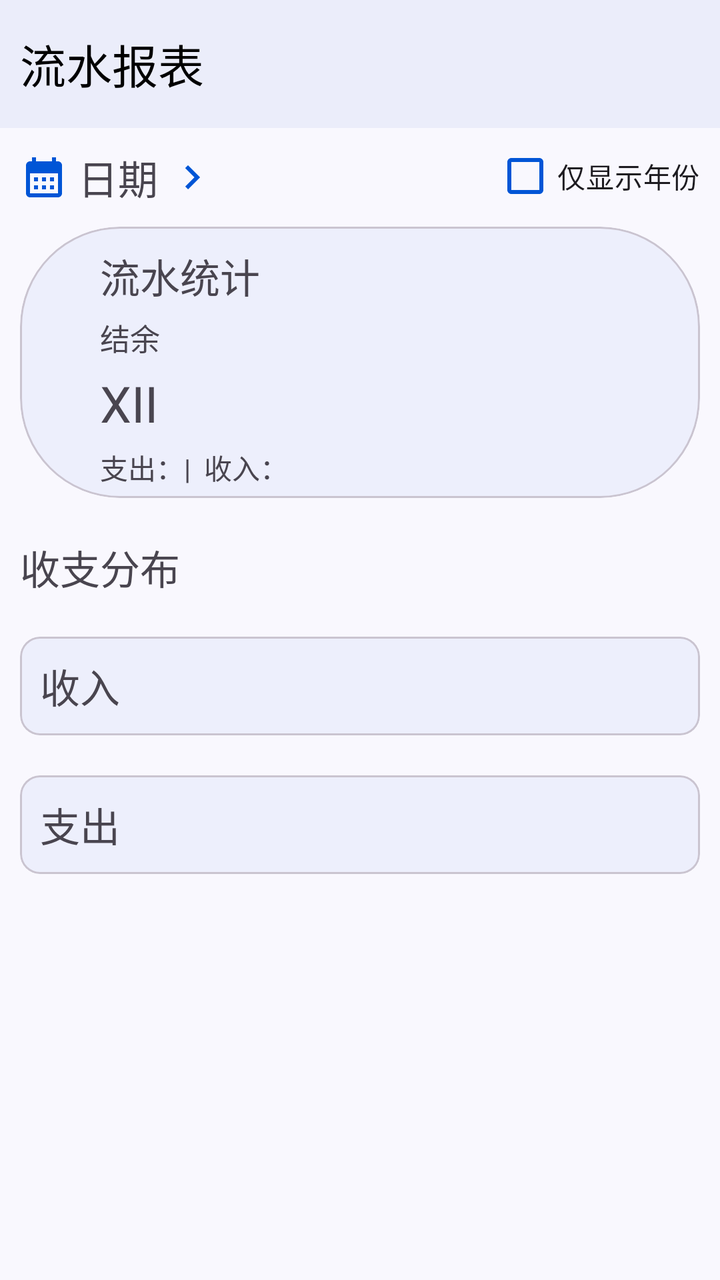
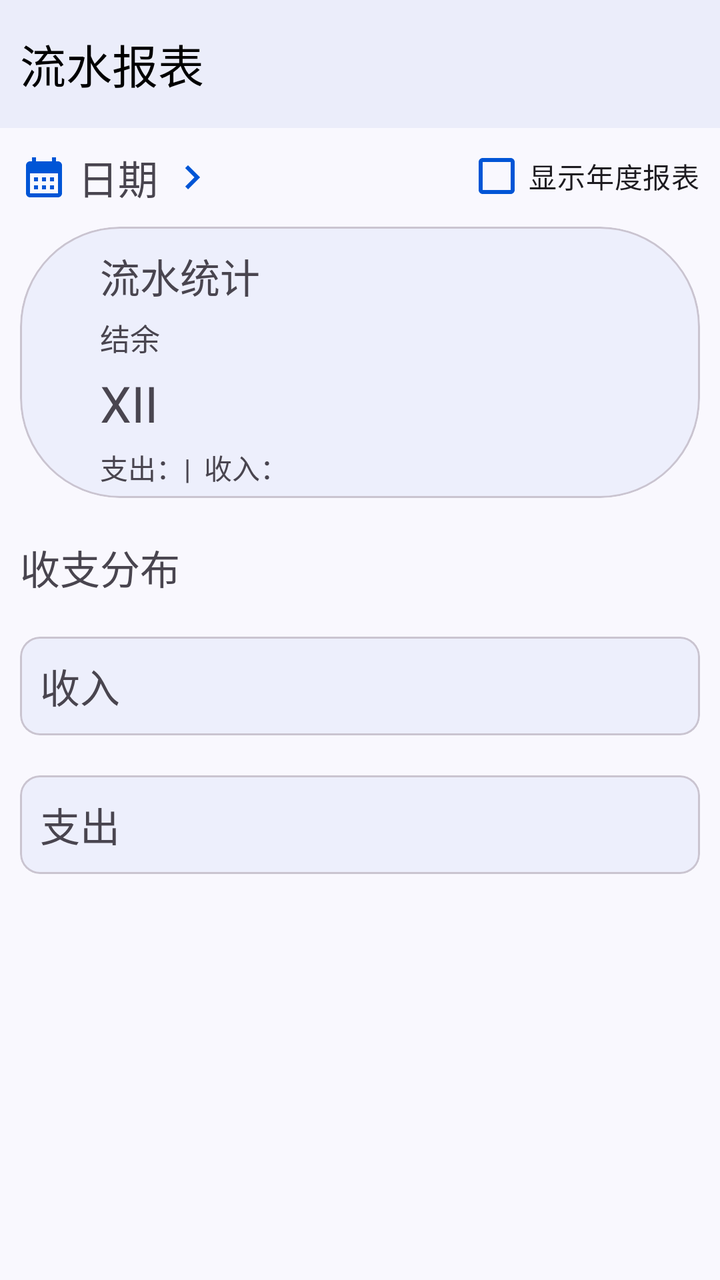

Two renders of the same Android screen: before a commit and after it. Below are the layout's source before the change and the commit's diff.
<!-- AndroidManifest.xml: application theme Theme.ProjectManager -->
<!-- res/layout/activity_report.xml -->
<?xml version="1.0" encoding="utf-8"?>
<androidx.constraintlayout.widget.ConstraintLayout xmlns:android="http://schemas.android.com/apk/res/android"
    xmlns:app="http://schemas.android.com/apk/res-auto"
    xmlns:tools="http://schemas.android.com/tools"
    android:id="@+id/main"
    style="@style/PageStyle"
    android:layout_width="match_parent"
    android:layout_height="match_parent"
    android:fitsSystemWindows="true"
    tools:context=".ui.bookkeeping.report.ReportActivity">

    <androidx.appcompat.widget.Toolbar
        android:id="@+id/report_toolbar"
        android:layout_width="match_parent"
        android:layout_height="?attr/actionBarSize"
        app:layout_constraintEnd_toEndOf="parent"
        app:layout_constraintStart_toStartOf="parent"
        app:layout_constraintTop_toTopOf="parent"
        app:title="@string/title_report" />

    <com.google.android.material.textview.MaterialTextView
        android:id="@+id/report_date_textview"
        android:layout_width="wrap_content"
        android:layout_height="wrap_content"
        android:layout_marginStart="10dp"
        android:layout_marginTop="10dp"
        android:drawableLeft="@drawable/baseline_calendar_month_24"
        android:drawableRight="@drawable/baseline_keyboard_arrow_right_24"
        android:drawablePadding="5dp"
        android:text="日期"
        android:textSize="20dp"
        app:layout_constraintLeft_toLeftOf="parent"
        app:layout_constraintTop_toBottomOf="@id/report_toolbar" />

    <com.google.android.material.checkbox.MaterialCheckBox
        android:id="@+id/report_year_only_checkbox"
        style="@style/CheckBoxStyle"
        android:layout_width="wrap_content"
        android:layout_height="wrap_content"
        android:layout_marginEnd="10dp"
        android:text="仅显示年份"
        app:layout_constraintRight_toRightOf="parent"
        app:layout_constraintTop_toBottomOf="@id/report_toolbar" />

    <com.google.android.material.card.MaterialCardView
        android:id="@+id/report_balance_cardview"
        style="@style/CommonCardStyle"
        android:layout_width="match_parent"
        android:layout_height="wrap_content"
        app:layout_constraintTop_toBottomOf="@id/report_date_textview">

        <LinearLayout
            android:layout_width="match_parent"
            android:layout_height="match_parent"
            android:orientation="vertical"
            android:padding="5dp">

            <TextView
                style="@style/ReportInfoTextViewStyle"
                android:layout_width="wrap_content"
                android:layout_height="wrap_content"
                android:text="流水统计"
                android:textSize="20sp" />

            <TextView
                style="@style/ReportInfoTextViewStyle"
                android:layout_width="wrap_content"
                android:layout_height="wrap_content"
                android:text="结余"
                android:textSize="15sp" />

            <TextView
                android:id="@+id/report_balance_textview"
                style="@style/ReportInfoTextViewStyle"
                android:layout_width="wrap_content"
                android:layout_height="wrap_content"
                android:text="XII"
                android:textSize="25sp" />

            <TextView
                android:id="@+id/report_expenditure_income_textview"
                style="@style/ReportInfoTextViewStyle"
                android:layout_width="wrap_content"
                android:layout_height="wrap_content"
                android:text="支出：|  收入：" />
        </LinearLayout>
    </com.google.android.material.card.MaterialCardView>

    <LinearLayout
        android:layout_width="match_parent"
        android:layout_height="wrap_content"
        android:layout_marginTop="10sp"
        android:orientation="vertical"
        app:layout_constraintTop_toBottomOf="@id/report_balance_cardview">

        <com.google.android.material.textview.MaterialTextView
            style="@style/LabelTextViewStyle"
            android:layout_width="wrap_content"
            android:layout_height="wrap_content"
            android:text="收支分布" />

        <com.google.android.material.card.MaterialCardView
            style="@style/ContentCardStyle"
            android:layout_width="match_parent"
            android:layout_height="wrap_content">

            <com.google.android.material.textview.MaterialTextView
                style="@style/LabelTextViewStyle"
                android:layout_width="wrap_content"
                android:layout_height="wrap_content"
                android:text="收入" />

            

        </com.google.android.material.card.MaterialCardView>

        <com.google.android.material.card.MaterialCardView
            style="@style/ContentCardStyle"
            android:layout_width="match_parent"
            android:layout_height="wrap_content">

            <com.google.android.material.textview.MaterialTextView
                style="@style/LabelTextViewStyle"
                android:layout_width="wrap_content"
                android:layout_height="wrap_content"
                android:text="支出" />

            

        </com.google.android.material.card.MaterialCardView>
    </LinearLayout>
</androidx.constraintlayout.widget.ConstraintLayout>
<!-- resources referenced by this layout -->
<resources>
  <!-- drawable baseline_calendar_month_24 (drawable) -->
  <vector xmlns:android="http://schemas.android.com/apk/res/android" android:height="24dp" android:tint="#000000" android:viewportHeight="24" android:viewportWidth="24" android:width="24dp">
        
      <path android:fillColor="@android:color/white" android:pathData="M19,4h-1V2h-2v2H8V2H6v2H5C3.89,4 3.01,4.9 3.01,6L3,20c0,1.1 0.89,2 2,2h14c1.1,0 2,-0.9 2,-2V6C21,4.9 20.1,4 19,4zM19,20H5V10h14V20zM9,14H7v-2h2V14zM13,14h-2v-2h2V14zM17,14h-2v-2h2V14zM9,18H7v-2h2V18zM13,18h-2v-2h2V18zM17,18h-2v-2h2V18z"/>
      
  </vector>
  <!-- drawable baseline_keyboard_arrow_right_24 (drawable) -->
  <vector xmlns:android="http://schemas.android.com/apk/res/android" android:autoMirrored="true" android:height="24dp" android:tint="#000000" android:viewportHeight="24" android:viewportWidth="24" android:width="24dp">
        
      <path android:fillColor="@android:color/white" android:pathData="M8.59,16.59L13.17,12 8.59,7.41 10,6l6,6 -6,6 -1.41,-1.41z"/>
      
  </vector>
  <string name="title_report">流水报表</string>
  <style name="CheckBoxStyle">
          <item name="buttonTint">@color/theme_blue</item>
      </style>
  <style name="CommonCardStyle">
          <item name="cardBackgroundColor">@color/card_background</item>
          <item name="cardCornerRadius">50dp</item>
          <item name="android:layout_margin">10dp</item>
      </style>
  <style name="ContentCardStyle">
          <item name="cardBackgroundColor">@color/card_background</item>
          <item name="cardCornerRadius">10dp</item>
          <item name="android:layout_margin">10dp</item>
      </style>
  <style name="LabelTextViewStyle">
          <item name="android:layout_margin">10dp</item>
          <item name="android:textSize">20sp</item>
      </style>
  <style name="PageStyle">
          <item name="android:background">@color/page_background</item>
      </style>
  <style name="ReportInfoTextViewStyle">
          <item name="android:layout_marginTop">5dp</item>
          <item name="android:layout_marginLeft">35dp</item>
      </style>
  <style name="Theme.ProjectManager" parent="Theme.Material3.DayNight.NoActionBar">
          
          <item name="colorPrimary">@color/theme_blue</item>
          <item name="colorPrimaryVariant">@color/purple_700</item>
          <item name="colorOnPrimary">@color/white</item>
          
          <item name="colorSecondary">@color/teal_200</item>
          <item name="colorSecondaryVariant">@color/teal_700</item>
          <item name="colorOnSecondary">@color/black</item>
          
          <item name="android:statusBarColor">?attr/colorPrimaryVariant</item>
          
          <item name="toolbarStyle">@style/ToolBarStyle</item>
          <item name="drawableTint">@color/theme_blue</item>
          <item name="colorControlActivated">@color/theme_blue</item>
      </style>
  <color name="theme_blue">#0055d6</color>
  <color name="card_background">#edeffc</color>
  <color name="page_background">#f9f8fe</color>
  <color name="purple_700">#FF3700B3</color>
  <color name="white">#FFFFFFFF</color>
  <color name="teal_200">#FF03DAC5</color>
  <color name="teal_700">#FF018786</color>
  <color name="black">#FF000000</color>
  <style name="ToolBarStyle">
          <item name="android:background">@color/toolbar_background</item>
          <item name="contentInsetStart">10dp</item>
          <item name="titleTextAppearance">@style/TitleStyle</item>
      </style>
  <color name="toolbar_background">#ebedfa</color>
  <style name="TitleStyle">
          <item name="android:textSize">23sp</item>
          <item name="android:textColor">@color/black</item>
      </style>
</resources>

<!-- the commit's change to res/layout/activity_report.xml (unified diff, before → after) -->
@@ -38,7 +38,7 @@
         android:layout_width="wrap_content"
         android:layout_height="wrap_content"
         android:layout_marginEnd="10dp"
-        android:text="仅显示年份"
+        android:text="显示年度报表"
         app:layout_constraintRight_toRightOf="parent"
         app:layout_constraintTop_toBottomOf="@id/report_toolbar" />
 
